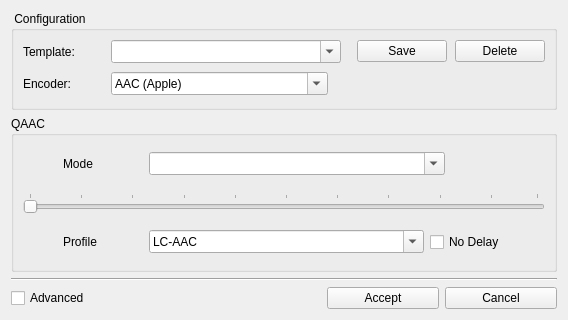
emako/qvs, file tools/audio_config.ui: the form before one commit.
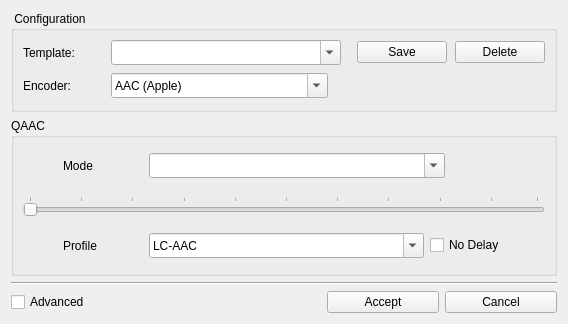
The form after the commit. The open tabs and pages were chosen to show the change. Icons and pictures are not drawn.

The edit to the form file:
```diff
--- a/tools/audio_config.ui
+++ b/tools/audio_config.ui
@@ -7,7 +7,7 @@
     <x>0</x>
     <y>0</y>
     <width>568</width>
-    <height>320</height>
+    <height>324</height>
    </rect>
   </property>
   <property name="windowTitle">
@@ -71,7 +71,7 @@
            <property name="minimumSize">
             <size>
              <width>200</width>
-             <height>23</height>
+             <height>25</height>
             </size>
            </property>
            <property name="maximumSize">
@@ -192,7 +192,7 @@
            <property name="minimumSize">
             <size>
              <width>200</width>
-             <height>23</height>
+             <height>25</height>
             </size>
            </property>
            <property name="maximumSize">
@@ -370,7 +370,7 @@
                <property name="minimumSize">
                 <size>
                  <width>180</width>
-                 <height>23</height>
+                 <height>25</height>
                 </size>
                </property>
                <property name="maximumSize">
@@ -492,7 +492,7 @@
                <property name="minimumSize">
                 <size>
                  <width>180</width>
-                 <height>23</height>
+                 <height>25</height>
                 </size>
                </property>
                <property name="maximumSize">
```
Left out of the diff: 14 changed lines with no effect on the pictures.
